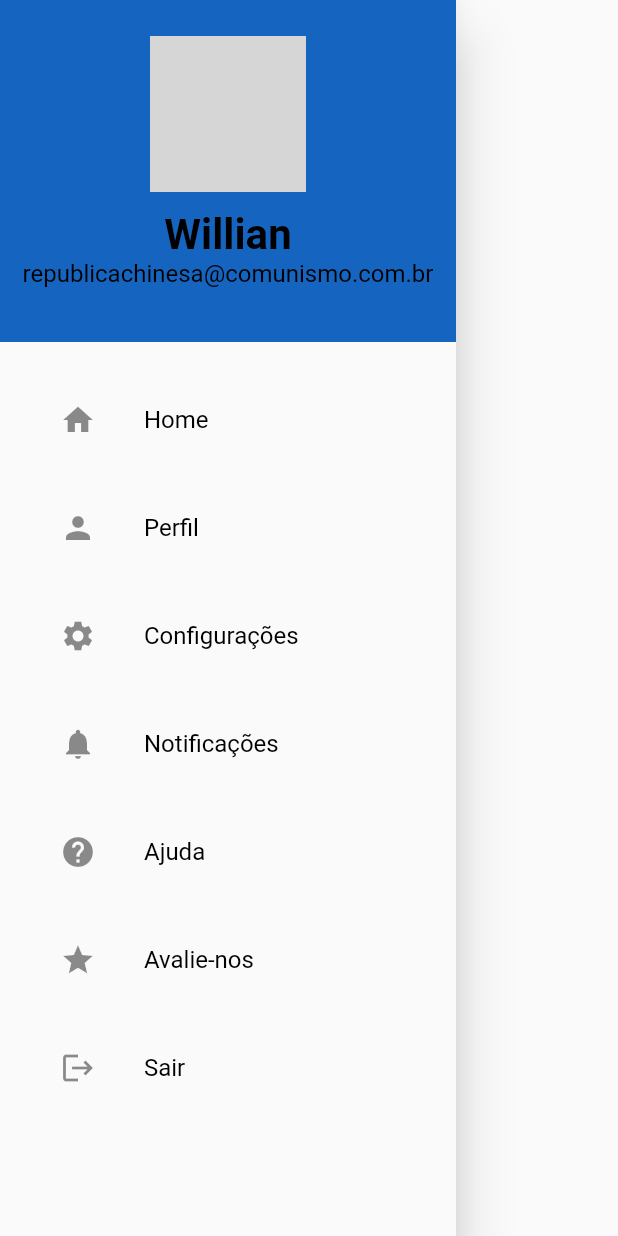
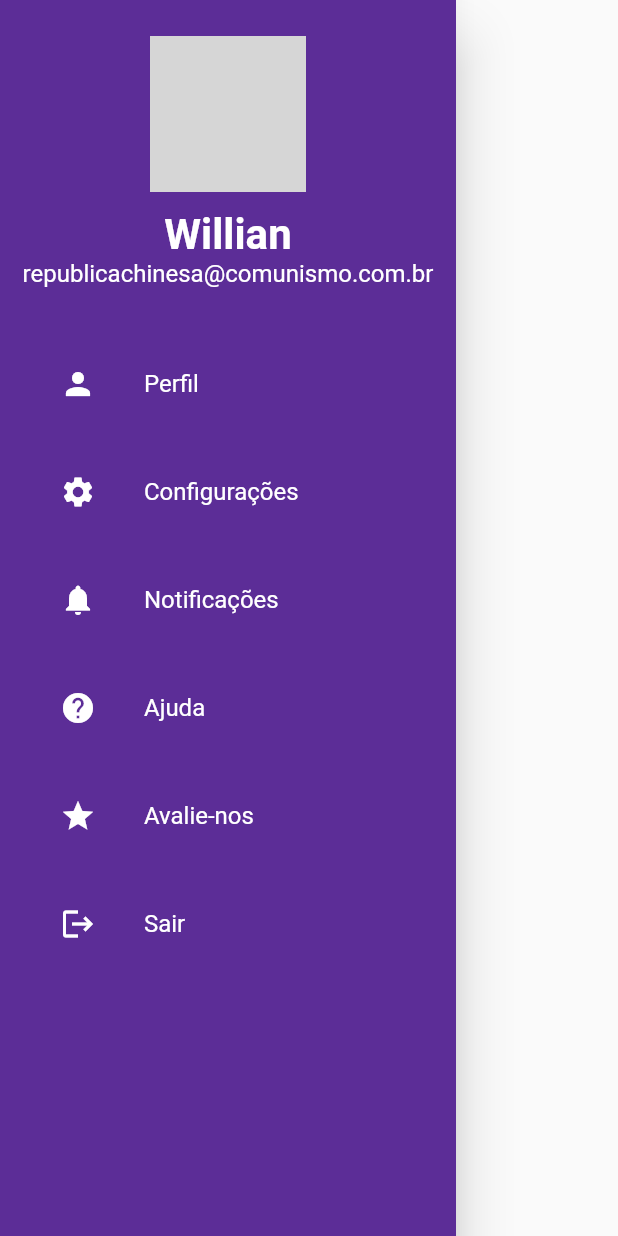
Before and after one commit to HugoTin/Legatto, a Flutter app: the NavigationDrawer widget shown alone on an empty page, opened directly, on a phone screen of 412 x 824 dp. Run offline on Flutter 3.47's test engine with Material 3 defaults, Android fonts, the phone set to English and light mode, and no system bars; our stand-ins replace cloud_firestore, dio, dotted_border, file_picker, firebase_auth, firebase_core and 4 more; missing offline and left inert: android_path_provider, dart:js_interop, info_popup; accounts and stored records are empty; network calls fail; grey boxes are pictures that could not be loaded.

Commit message:
mudado a cor de fundo e o tamanho da fonte dos items

```diff
--- a/lib/pages/home.page.dart
+++ b/lib/pages/home.page.dart
@@ -246,6 +246,7 @@ class NavigationDrawer extends StatelessWidget {
   @override
   Widget build(BuildContext context) {
     return Drawer(
+      backgroundColor: const Color.fromRGBO(92, 45, 151, 1),
       child: SingleChildScrollView(
           child: Column(
         crossAxisAlignment: CrossAxisAlignment.stretch,
@@ -259,12 +260,12 @@ class NavigationDrawer extends StatelessWidget {
 
   Widget buildHeader(BuildContext context) {
     return Container(
-      color: Colors.blue.shade800,
+      color: const Color.fromRGBO(92, 45, 151, 1),
       padding: EdgeInsets.only(
         top: 24+ MediaQuery.of(context).padding.top,
-        bottom: 24,
+
       ),
-      child: Column(children: const [
+      child: const Column(children: [
         CircleAvatar(
           radius: 52,
           backgroundImage: NetworkImage("https://qph.cf2.quoracdn.net/main-qimg-7ff109f9b744a4ba97b6648fcfb0b6b5-lq"),
@@ -275,101 +276,91 @@ class NavigationDrawer extends StatelessWidget {
           style: TextStyle(
             fontSize: 28,
             fontWeight: FontWeight.bold,
-            color: Colors.black
+            color: Colors.white
           ),
         ),
         Text(
           "republicachinesa@comunismo.com.br",
           style: TextStyle(
             fontSize: 16,
-            color: Colors.black
+            color: Colors.white
           ),
         ),
         SizedBox(height: 12),
-
       ],),
     );
   }
 
   Widget buildMenuItems(BuildContext context) {
-    void _logout(BuildContext context) {
+    void logout(BuildContext context) {
       FirebaseAuth.instance.signOut();
       GoRouter.of(context).go("/login");
     }
 
     return Container(
+      color: const Color.fromRGBO(92, 45, 151, 1),
       padding: const EdgeInsets.all(24),
       child: Wrap(
         runSpacing: 16,
         children: [
           ListTile(
-            leading: Icon(Icons.home),
-            title: Text(
-              'Home',
-              style: TextStyle(color: Colors.black),
-            ),
-            onTap: () {
-              GoRouter.of(context).go('/');
-            },
-          ),
-          ListTile(
-            leading: Icon(Icons.person),
-            title: Text(
+            leading: const Icon(Icons.person, color: Colors.white),
+            title: const Text(
               'Perfil',
-              style: TextStyle(color: Colors.black),
+              style: TextStyle(color: Colors.white, fontSize: 16),
             ),
             onTap: () {
               GoRouter.of(context).go('/profile');
             },
           ),
           ListTile(
-            leading: Icon(Icons.settings),
-            title: Text(
+            leading: const Icon(Icons.settings, color: Colors.white),
+            title: const Text(
               'Configurações',
-              style: TextStyle(color: Colors.black),
+              style: TextStyle(color: Colors.white, fontSize: 16),
             ),
             onTap: () {
               GoRouter.of(context).go('/settings');
             },
           ),
           ListTile(
-            leading: Icon(Icons.notifications),
-            title: Text(
+            leading: const Icon(Icons.notifications, color: Colors.white),
+            title: const Text(
               'Notificações',
-              style: TextStyle(color: Colors.black),
+              style: TextStyle(color: Colors.white, fontSize: 16),
             ),
             onTap: () {
               GoRouter.of(context).go('/notifications');
             },
           ),
           ListTile(
-            leading: Icon(Icons.help),
-            title: Text(
+            leading: const Icon(Icons.help, color: Colors.white),
+            title: const Text(
               'Ajuda',
-              style: TextStyle(color: Colors.black),
+              style: TextStyle(color: Colors.white, fontSize: 16),
             ),
             onTap: () {
               GoRouter.of(context).go('/help');
             },
           ),
           ListTile(
-            leading: Icon(Icons.star),
-            title: Text(
+            leading: const Icon(Icons.star, color: Colors.white),
+            title: const Text(
               'Avalie-nos',
-              style: TextStyle(color: Colors.black),
+              style: TextStyle(color: Colors.white, fontSize: 16),
             ),
             onTap: () {
               GoRouter.of(context).go('/rate');
             },
           ),
           ListTile(
-            leading: Icon(Icons.logout),
-            title: Text(
+            leading: const Icon(Icons.logout, color: Colors.white),
+            title: const Text(
               'Sair',
-              style: TextStyle(color: Colors.black),
+              style: TextStyle(color: Colors.white, fontSize: 16),
             ),
             onTap: () {
-              _logout(context);
+              logout(context);
             },
           ),
         ],
```
